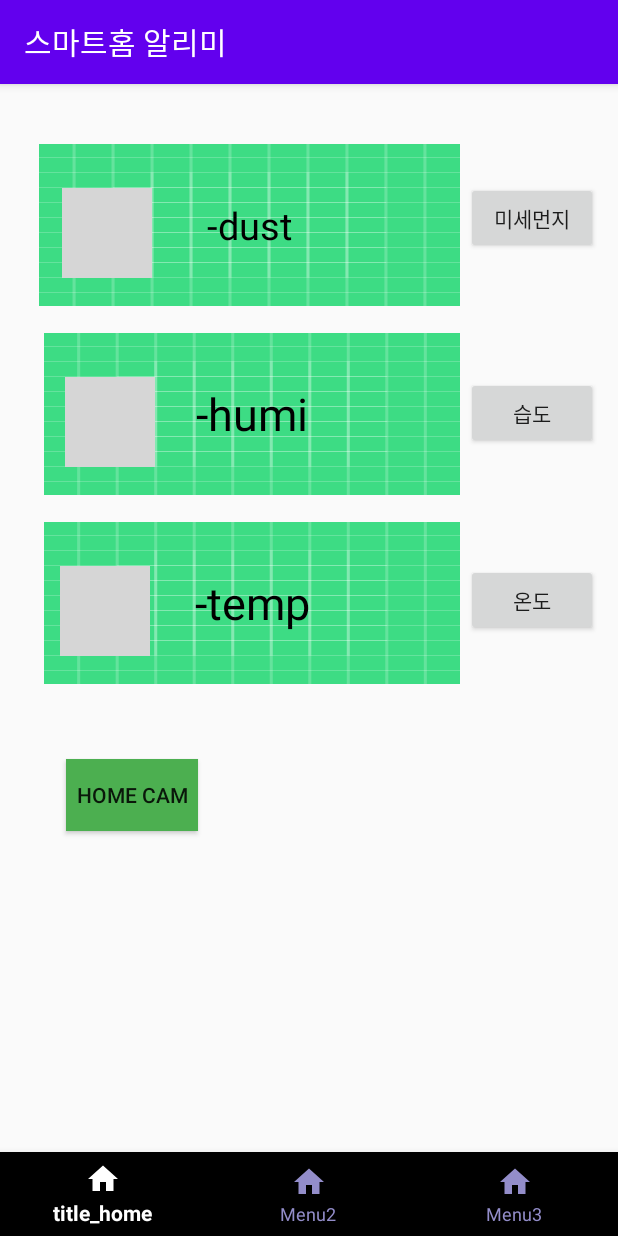
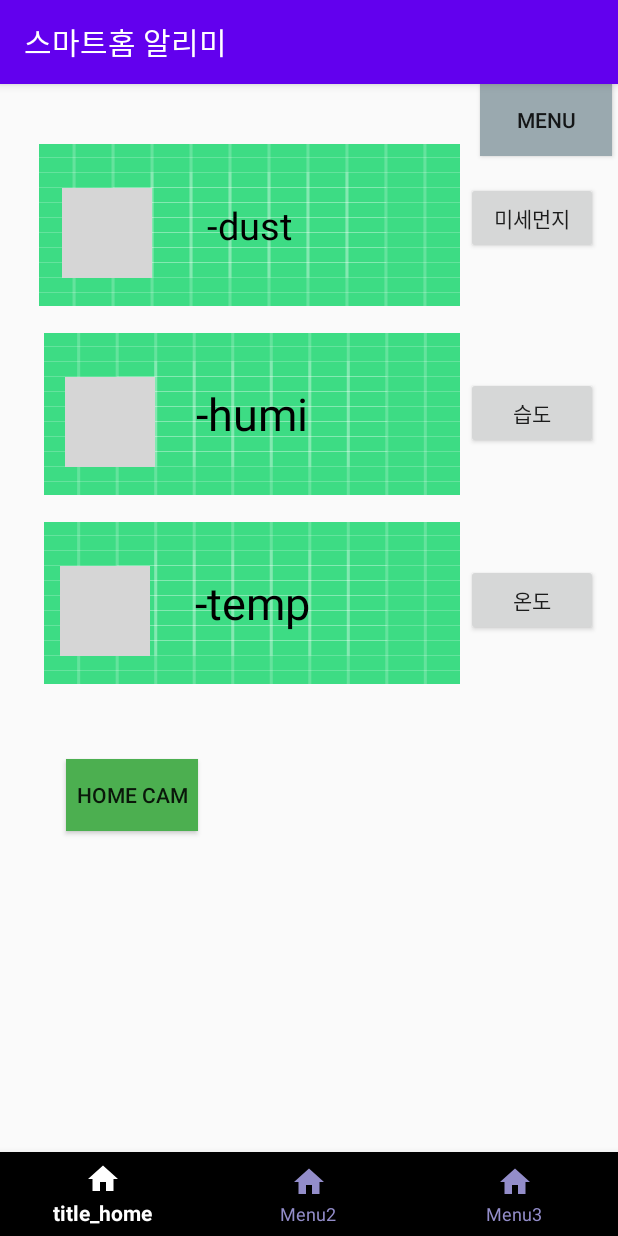
Before and after one commit to chanik-s/SmartHomeProject, an Android app: the screen it shows after launch (MainActivity), on a phone screen of 412 x 824 dp. Run offline under Robolectric (Android 15) with nearby library versions, the phone set to English and light mode, and no system bars; grey boxes are pictures that could not be loaded.

Commit message:
상단 메뉴바 추가-미완

```diff
--- a/app/src/main/java/com/example/myapplication/MainActivity.java
+++ b/app/src/main/java/com/example/myapplication/MainActivity.java
@@ -3,6 +3,7 @@ import androidx.annotation.NonNull;
 import androidx.appcompat.app.AppCompatActivity;
 import androidx.core.app.NotificationCompat;
 import androidx.core.content.ContextCompat;
+import androidx.drawerlayout.widget.DrawerLayout;
 
 import android.annotation.SuppressLint;
 import android.app.AlarmManager;
@@ -18,6 +19,7 @@ import android.graphics.Color;
 import android.os.Bundle;
 import android.os.Handler;
 import android.os.Message;
+import android.view.MotionEvent;
 import android.view.View;
 import android.widget.Button;
 import android.widget.ImageButton;
@@ -49,6 +51,12 @@ public class MainActivity extends AppCompatActivity {
     private TextView tempText;
     private TextView humText;
 
+    private Button pmbu;
+    private Button hubu;
+    private Button tmbu;
+
+    private DrawerLayout drawerLayout; //상단 메뉴바
+    private View drawerView; //상단 메뉴바
     NotificationManager notificationManager;
     ArrayList<Sensor> sensorArrayList;
     NotificationCompat.Builder builder;
@@ -107,11 +115,17 @@ public class MainActivity extends AppCompatActivity {
         tempText = (TextView) findViewById(R.id.tempText); //온도
         humText = (TextView) findViewById(R.id.humText);   //습도
 
+        //상단메뉴바
+        pmbu=findViewById(R.id.pmbu);
+        hubu=findViewById(R.id.hubu);
+        tmbu=findViewById(R.id.tmbu);
+
         Button btn1=findViewById(R.id.btn1); //pm
         Button btn2=findViewById(R.id.btn2); //humid
         Button btn3=findViewById(R.id.btn3); //temp
         Button btn_cam=findViewById(R.id.btn_cam); //홈 캠 구현시
 
+        //미세먼지
         btn1.setOnClickListener(new View.OnClickListener() {
             @Override
             public void onClick(View view) {
@@ -120,6 +134,7 @@ public class MainActivity extends AppCompatActivity {
                 startActivity(intent);
             }
         });
+        //습도
         btn2.setOnClickListener(new View.OnClickListener() {
             @Override
             public void onClick(View view) {
@@ -128,6 +143,7 @@ public class MainActivity extends AppCompatActivity {
                 startActivity(intent);
             }
         });
+        //온도
         btn3.setOnClickListener(new View.OnClickListener() {
             @Override
             public void onClick(View view) {
@@ -136,7 +152,7 @@ public class MainActivity extends AppCompatActivity {
                 startActivity(intent);
             }
         });
-
+       //홈 캠
         btn_cam.setOnClickListener(new View.OnClickListener() {
             @Override
             public void onClick(View view) {
@@ -144,13 +160,65 @@ public class MainActivity extends AppCompatActivity {
                 startActivity(intent);
             }
         });
+
+        //상단메뉴 리스너
+        pmbu.setOnClickListener(new View.OnClickListener() {
+            @Override
+            public void onClick(View view) {
+                Intent intent = new Intent(getApplicationContext(),pmActivity.class);
+                startActivity(intent);
+            }
+        });
+        hubu.setOnClickListener(new View.OnClickListener() {
+            @Override
+            public void onClick(View view) {
+                Intent intent = new Intent(getApplicationContext(),humidActivity.class);
+                startActivity(intent);
+            }
+        });
+        tmbu.setOnClickListener(new View.OnClickListener() {
+            @Override
+            public void onClick(View view) {
+                Intent intent = new Intent(getApplicationContext(),tempActivity.class);
+                startActivity(intent);
+            }
+        });
         // JsonParse jsonParse = new JsonParse(); // 아래에 따로 만든 JsonParse 클래스 동적 할당
         // jsonParse.start(); // AsyncTask 실행
 
+        //************************************************//
+        //메뉴바 관련
+        drawerLayout = (DrawerLayout) findViewById(R.id.drawer_layout);  //메뉴바 생성
+        drawerView = (View) findViewById(R.id.drawer);
 
+        Button btn_menu = (Button)findViewById(R.id.btn_menu);
+        btn_menu.setOnClickListener(new View.OnClickListener() {
+            @Override
+            public void onClick(View view) {
+                drawerLayout.openDrawer(drawerView);
+            }
+        });
 
+        Button btn_close = (Button)findViewById(R.id.btn_close);
+        btn_close.setOnClickListener(new View.OnClickListener() {
+            @Override
+            public void onClick(View view) {
+                drawerLayout.closeDrawers();
+            }
+        });
 
+        //drawerLayout.setDrawerListener(listener);
+        drawerLayout.addDrawerListener(listener);
+        drawerView.setOnTouchListener(new View.OnTouchListener() {
+            @Override
+            public boolean onTouch(View view, MotionEvent motionEvent) {
+                return true;
+            }
+        });
 
+        //메뉴바 끝
+
+        //http통신 핸들러
         Handler handler = new Handler(new Handler.Callback() {
             @Override
             public boolean handleMessage(@NonNull Message msg) {
@@ -206,6 +274,31 @@ public class MainActivity extends AppCompatActivity {
         httpThread = new httpThread(handler);
         httpThread.start();
     }
+
+    //상단바 리스너 만들기
+    DrawerLayout.DrawerListener listener = new DrawerLayout.DrawerListener() {
+        @Override
+        public void onDrawerSlide(@NonNull View drawerView, float slideOffset) {
+
+        }
+
+        @Override
+        public void onDrawerOpened(@NonNull View drawerView) {
+
+        }
+
+        @Override
+        public void onDrawerClosed(@NonNull View drawerView) {
+
+        }
+
+        @Override
+        public void onDrawerStateChanged(int newState) {
+
+        }
+    };
+
+
         @Override
         public void onBackPressed() {
          //앱의 화면 전환을 위한 intent 사용
@@ -215,7 +308,9 @@ public class MainActivity extends AppCompatActivity {
             startActivity(intent); //홈화면으로 전환 시작
         } // 뒤로가기 버튼 클릭했을 때 홈으로 이동하기
 
-    }
+
+
+}
     //생명주기 필요하다면
 
 /*
--- a/app/src/main/res/layout/activity_main.xml
+++ b/app/src/main/res/layout/activity_main.xml
@@ -1,13 +1,44 @@
 <?xml version="1.0" encoding="utf-8"?>
-<RelativeLayout xmlns:android="http://schemas.android.com/apk/res/android"
+<androidx.drawerlayout.widget.DrawerLayout
+    xmlns:android="http://schemas.android.com/apk/res/android"
     xmlns:app="http://schemas.android.com/apk/res-auto"
     xmlns:tools="http://schemas.android.com/tools"
+    android:id="@+id/drawer_layout"
     android:layout_width="match_parent"
     android:layout_height="match_parent"
     android:orientation="vertical"
-    tools:context=".MainActivity">
+    tools:context=".MainActivity"
+    >
+    <!--위에는 메뉴바 위한 레이아웃임-->
 
+    <!--
+    <fragment
+    android:layout_width="match_parent"
+        android:layout_height="wrap_content"
 
+        android:id="@+id/fragmentA"
+        android:name="com.example.myapplication.MainHomeFragment"
+        tools:layout="@layout/activity_main"
+        />
+    -->
+    <RelativeLayout
+        android:layout_width="match_parent"
+        android:layout_height="match_parent"
+        android:orientation="vertical">
+        <!--메뉴바-->
+        <androidx.appcompat.widget.AppCompatButton
+            android:id="@+id/btn_menu"
+            android:layout_width="wrap_content"
+            android:layout_height="wrap_content"
+            android:layout_gravity="right"
+            android:layout_alignParentStart="true"
+            android:layout_alignParentRight="true"
+            android:layout_marginLeft="320dp"
+            android:background="#9AA9AF"
+            android:gravity="center"
+            android:text="MENU"
+
+            />
     <TextView
         android:id="@+id/dustText"
         android:layout_width="280dp"
@@ -162,11 +193,10 @@
         android:id="@+id/menu_frameLayout"
         android:layout_width="match_parent"
         android:layout_height="match_parent"
+        app:layout_constraintStart_toStartOf="parent"
         app:layout_constraintEnd_toEndOf="parent"
-        app:layout_constraintStart_toStartOf="parent"
-        app:layout_constraintTop_toTopOf="@+id/menu_bottom_navigation"
-        >
-
+       >
+<!-- app:layout_constraintTop_toTopOf="@+id/menu_bottom_navigation"-->
         <com.google.android.material.bottomnavigation.BottomNavigationView
             android:id="@+id/menu_bottom_navigation"
             android:layout_width="match_parent"
@@ -181,4 +211,6 @@
             app:menu="@menu/bottom_menu" />
     </FrameLayout>
 
-</RelativeLayout>
+    </RelativeLayout>
+    <include layout="@layout/activity_up_menu"/>
+</androidx.drawerlayout.widget.DrawerLayout>
```
Also changed, not shown: app/src/main/res/layout/activity_up_menu.xml (added, +56 -0 lines), app/src/main/res/layout/fragment_a.xml (added, +9 -0 lines).
